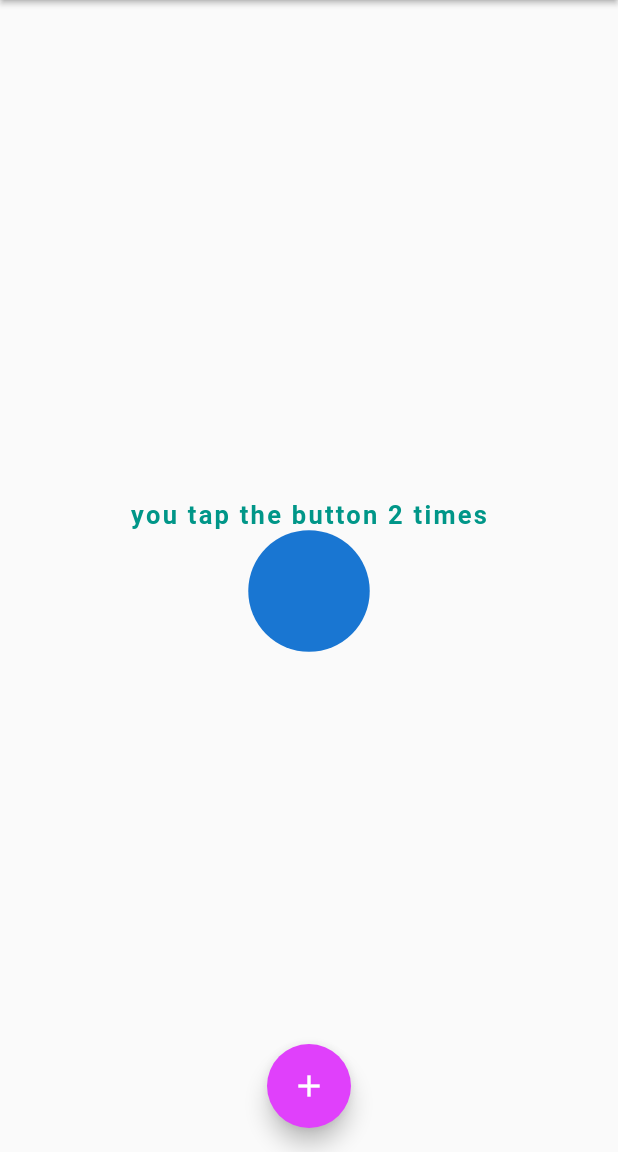
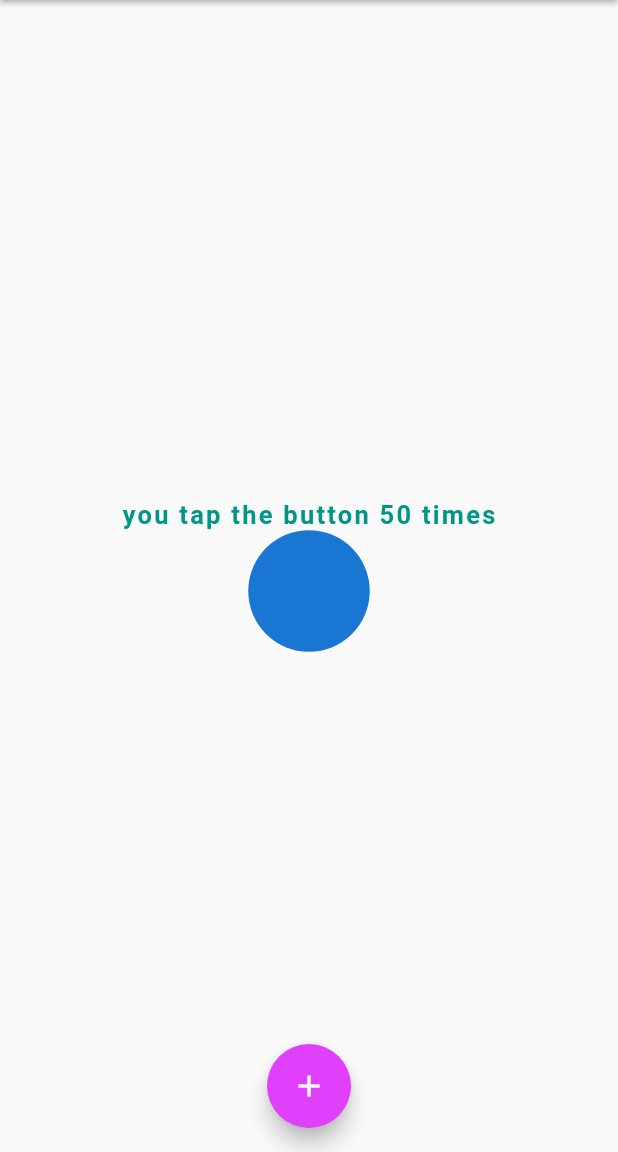
Before and after one commit to sheddy20/project-bluebook, a Flutter app: the screen it shows after launch, after a tap on the "add" icon, on a phone screen of 412 x 824 dp, the part 84-1236 px from its top. Run offline on Flutter 3.47's test engine with Material 2 defaults, Android fonts, the phone set to English and light mode, and no system bars.

Commit message:
'changes'

```diff
--- a/lib/main.dart
+++ b/lib/main.dart
@@ -22,11 +22,11 @@ class HomePage extends StatefulWidget {
 }
 
 class _HomePageState extends State<HomePage> {
-  int _counter = 0;
+  int _count = 0;
 
   void _incrementCounter() {
     setState(() {
-      _counter = _counter + 2;
+      _count = _count + 50;
     });
   }
 
@@ -46,7 +46,7 @@ class _HomePageState extends State<HomePage> {
         children: <Widget>[
           Center(
             child: Text(
-              'you tap the button $_counter times',
+              'you tap the button $_count times',
               style: TextStyle(
                 fontSize: 17.0,
                 fontWeight: FontWeight.bold,
```
